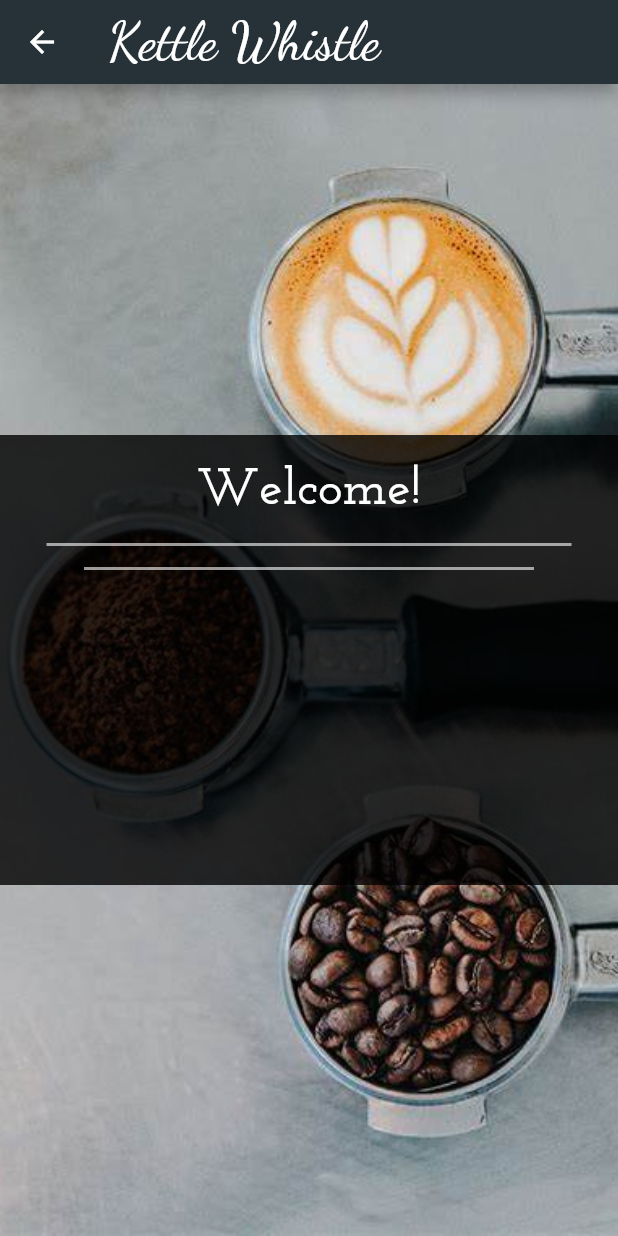
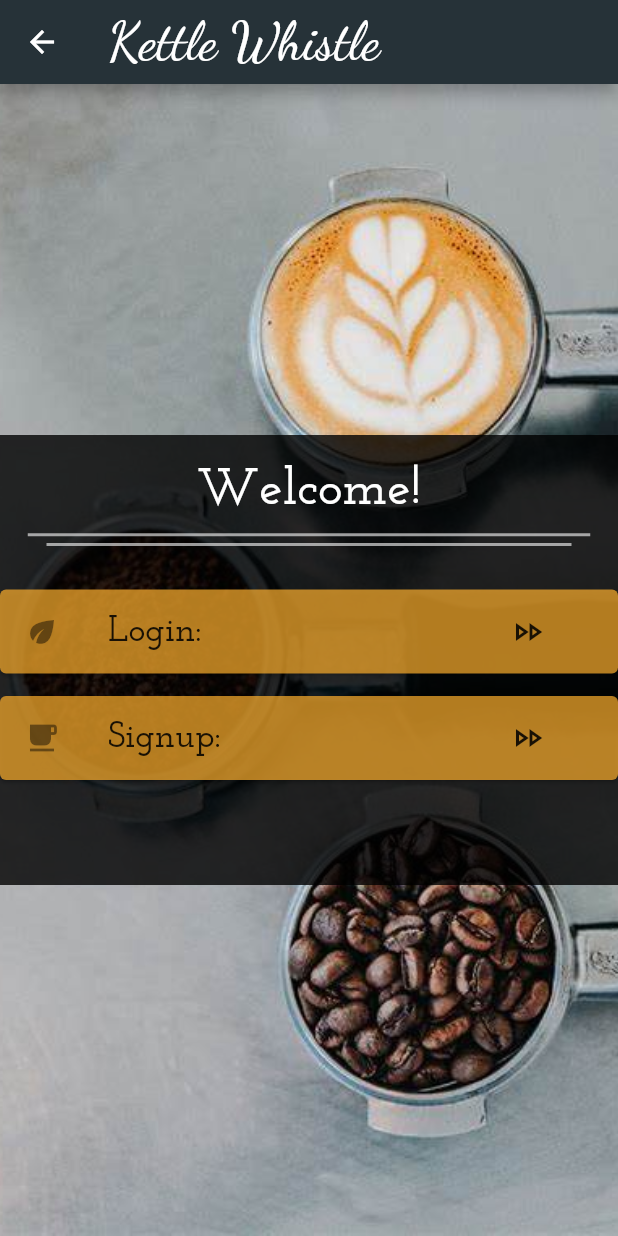
Before and after one commit to sydneygold/kettle_whistle_fe, a Flutter app: the LoginScreen screen opened by its route, on a phone screen of 412 x 824 dp. Run offline on Flutter 3.47's test engine with Material 2 defaults, Android fonts, the phone set to English and light mode, and no system bars.

Commit message:
setup mvp login page

```diff
--- a/lib/pages/widgets/loginform.dart
+++ b/lib/pages/widgets/loginform.dart
@@ -24,22 +24,71 @@ class LoginForm extends StatelessWidget {
             ),
           ),
           SizedBox(
-            width: 350.0,
+            width: 375.0,
+            height: 3.0,
             child: Divider(
               color: Colors.white60,
               thickness: 2.0,
             ),
           ),
           SizedBox(
-            width: 300.0,
+            width: 350.0,
+            height: 10.0,
             child: Divider(
               color: Colors.white60,
               thickness: 2.0,
             ),
           ),
           Card(
-            color: Colors.white54,
-          )
+            margin: EdgeInsets.only(top: 25.0, bottom: 10.0),
+            color: Color.fromRGBO(255, 176, 45, 0.7),
+            child: ListTile(
+              title: Text(
+                'Login:',
+                style: TextStyle(
+                  fontFamily: 'Josefin Slab',
+                  fontSize: 24.0,
+                  fontWeight: FontWeight.w600,
+                )
+              ),
+              leading: Icon(
+                Icons.eco
+              ),
+              trailing: FlatButton(
+                child: Icon(
+                  Icons.fast_forward_outlined
+                ),
+                onPressed: () {
+                  Navigator.pushNamed(context, '/home');
+                },
+              ),
+            )
+          ),
+          Card(
+            margin: EdgeInsets.only(top: 5.0, bottom: 10.0),
+            color: Color.fromRGBO(255, 176, 45, 0.7),
+            child: ListTile(
+              title: Text(
+                'Signup:',
+                style: TextStyle(
+                  fontFamily: 'Josefin Slab',
+                  fontSize: 24.0,
+                  fontWeight: FontWeight.w600,
+                ),
+              ),
+              leading: Icon(
+                Icons.local_cafe
+              ),
+              trailing: FlatButton(
+                child: Icon(
+                  Icons.fast_forward_outlined
+                ),
+                onPressed: () {
+                  Navigator.pushNamed(context, '/home');
+                },
+              ),
+            ),
+          ),
         ],
       ),
     );
```
Also changed, not shown: lib/pages/loginscreen.dart (+0 -39 lines).
